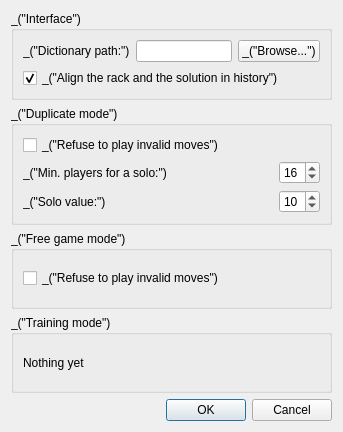
Above: qt/ui/prefs_dialog.ui from cjlano/eliot before the change. Below: the same form after it.
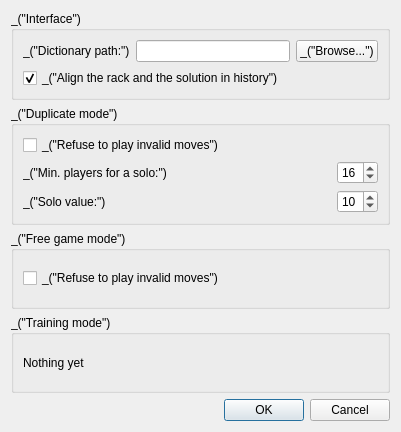
That is the form after the change.

```diff
--- a/qt/ui/prefs_dialog.ui
+++ b/qt/ui/prefs_dialog.ui
@@ -5,7 +5,7 @@
    <rect>
     <x>0</x>
     <y>0</y>
-    <width>343</width>
+    <width>401</width>
     <height>432</height>
    </rect>
   </property>
@@ -30,6 +30,12 @@
         </item>
         <item>
          <widget class="QLineEdit" name="lineEditIntfDicPath" >
+          <property name="minimumSize" >
+           <size>
+            <width>130</width>
+            <height>0</height>
+           </size>
+          </property>
           <property name="toolTip" >
            <string>_("Enter the dictionary path (mandatory to start a game)")</string>
           </property>
```
